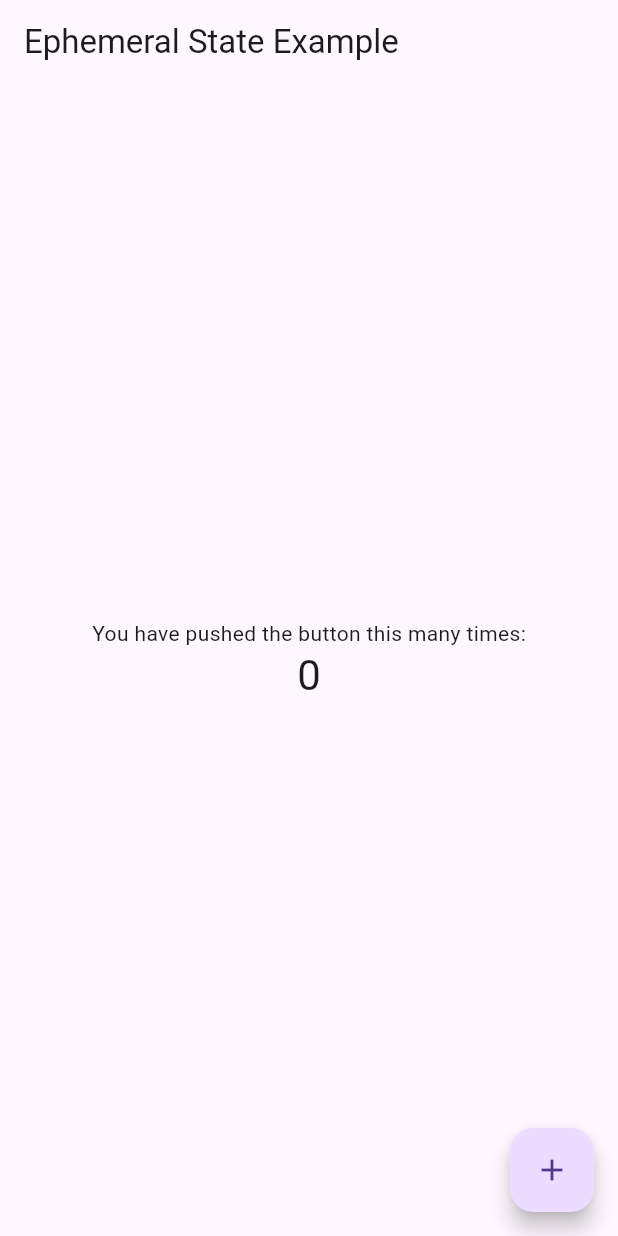
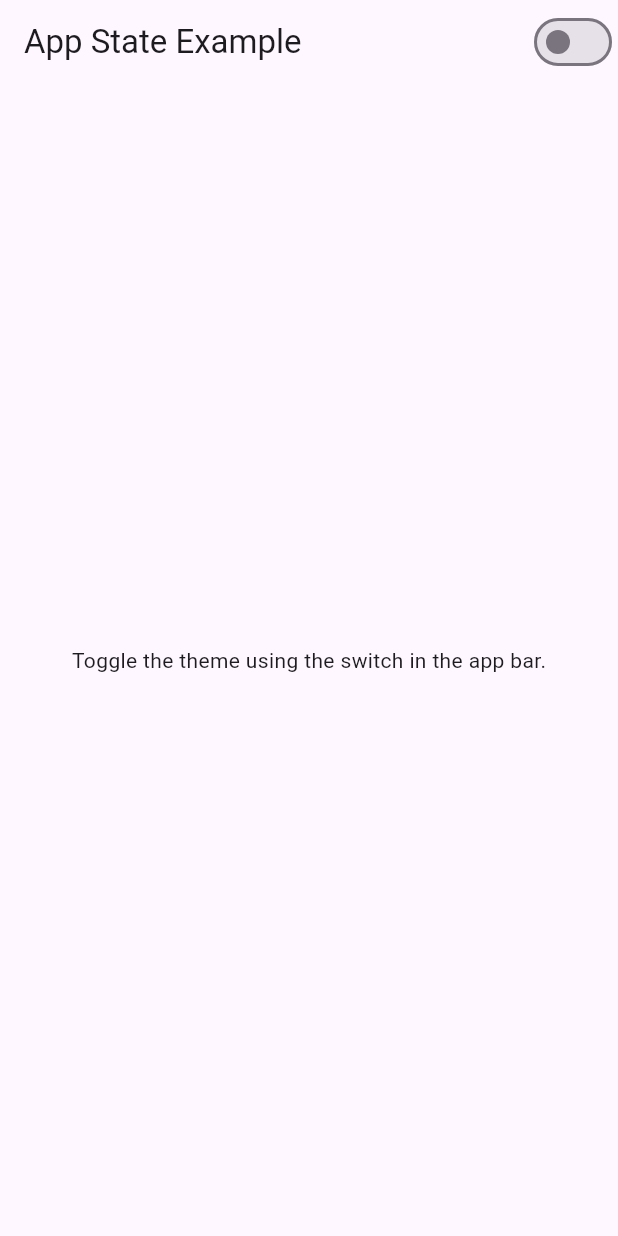
Before and after one commit to finalFactorial/melad_advmobprog, a Flutter app: the screen it shows after launch, on a phone screen of 412 x 824 dp. Run offline on Flutter 3.47's test engine with Material 3 defaults, Android fonts, the phone set to English and light mode, and no system bars.

Commit message:
feat: add app state

```diff
--- a/lib/main.dart
+++ b/lib/main.dart
@@ -1,60 +1,59 @@
 import 'package:flutter/material.dart';
+import 'package:provider/provider.dart';
 
 void main() {
-  runApp(const StateManagementActivity());
+  runApp(
+    ChangeNotifierProvider(
+      create: (context) => ThemeModel(),
+      child: const MyApp(),
+    )
+  );
 }
 
-class StateManagementActivity extends StatelessWidget {
-  const StateManagementActivity({super.key});
+class MyApp extends StatelessWidget {
+  const MyApp({super.key});
 
   @override
   Widget build(BuildContext context) {
+    final themeModel = Provider.of<ThemeModel>(context);
 
-    return const MaterialApp(
-      home: const MyHomePage(),
+    return MaterialApp(
+      theme: themeModel.isDark ? ThemeData.dark() : ThemeData.light(),
+      home: const MyHome(),
     );
   }
 }
 
-class MyHomePage extends StatefulWidget {
-  const MyHomePage({super.key});
+class ThemeModel extends ChangeNotifier {
+  bool _isDark = false;
 
-  @override
-  State<MyHomePage> createState() => _MyHomePageState();
+  bool get isDark => _isDark;
+
+  void toggleTheme() {
+    _isDark = !_isDark;
+    notifyListeners();
+  }
 }
 
-
-class _MyHomePageState extends State<MyHomePage> {
-  int _counter = 0;
-
-  void _incrementCounter() {
-    setState(() {
-      _counter++;
-    });
-  }
+class MyHome extends StatelessWidget {
+  const MyHome({super.key});
 
   @override
   Widget build(BuildContext context) {
+    final themeModel = Provider.of<ThemeModel>(context);
+
     return Scaffold(
       appBar: AppBar(
-        title: const Text('Ephemeral State Example'),
+        title: const Text('App State Example'),
+        actions: [
+          Switch(
+            value: themeModel.isDark,
+            onChanged: (_) => themeModel.toggleTheme()
+          ),
+        ],
       ),
       body: Center(
-        child: Column(
-          mainAxisAlignment: MainAxisAlignment.center,
-          children: <Widget>[
-            const Text('You have pushed the button this many times:'),
-            Text(
-              '$_counter',
-              style: Theme.of(context).textTheme.headlineMedium,
-            ),
-          ],
-        ),
-      ),
-      floatingActionButton: FloatingActionButton(
-        onPressed: _incrementCounter,
-        tooltip: 'Increment',
-        child: const Icon(Icons.add),
+        child: const Text('Toggle the theme using the switch in the app bar.'),
       ),
     );
   }
```
Also changed, not shown: 1 other file.
